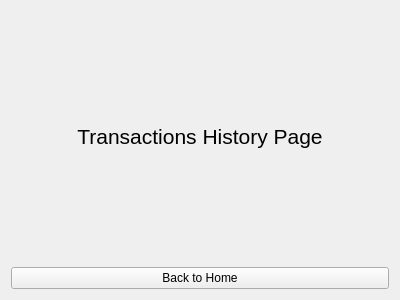
Old version of the form src/ui/views/TransactionsHistoryPage.ui in the repository IbrahimYasserM/Cashtak.
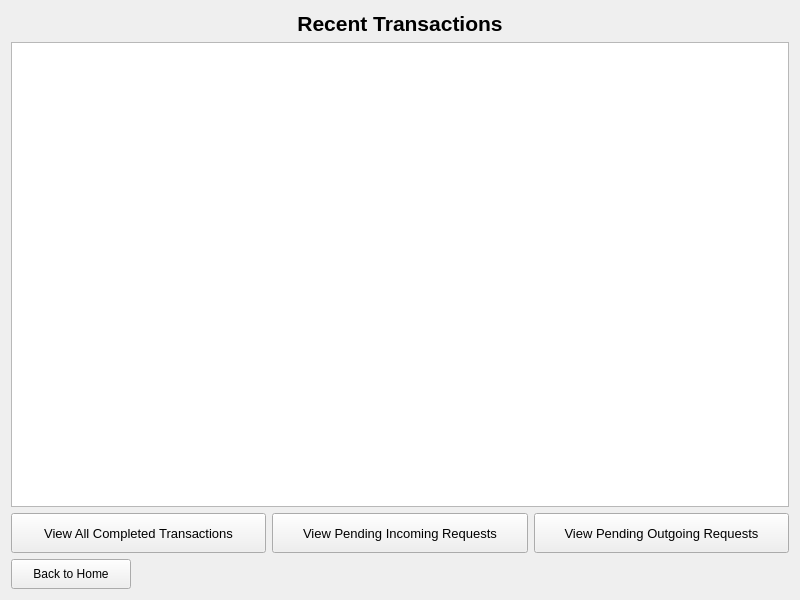
New version of the form.

Diff of the .ui file:
```diff
--- a/src/ui/views/TransactionsHistoryPage.ui
+++ b/src/ui/views/TransactionsHistoryPage.ui
@@ -6,8 +6,8 @@
    <rect>
     <x>0</x>
     <y>0</y>
-    <width>400</width>
-    <height>300</height>
+				<width>800</width>
+				<height>600</height>
    </rect>
   </property>
   <property name="windowTitle">
@@ -19,10 +19,11 @@
      <property name="font">
       <font>
        <pointsize>16</pointsize>
+							<bold>true</bold>
       </font>
      </property>
      <property name="text">
-      <string>Transactions History Page</string>
+						<string>Recent Transactions</string>
      </property>
      <property name="alignment">
       <set>Qt::AlignCenter</set>
@@ -30,12 +31,96 @@
     </widget>
    </item>
    <item>
+				<widget class="QTableWidget" name="tableWidgetTransactions"/>
+			</item>
+			<item>
+				<layout class="QHBoxLayout" name="horizontalLayout_2">
+					<item>
+						<widget class="QPushButton" name="pushButtonViewAllTransactions">
+							<property name="minimumSize">
+								<size>
+									<width>0</width>
+									<height>40</height>
+								</size>
+							</property>
+							<property name="font">
+								<font>
+									<pointsize>10</pointsize>
+								</font>
+							</property>
+							<property name="text">
+								<string>View All Completed Transactions</string>
+							</property>
+						</widget>
+					</item>
+					<item>
+						<widget class="QPushButton" name="pushButtonViewIncomingRequests">
+							<property name="minimumSize">
+								<size>
+									<width>0</width>
+									<height>40</height>
+								</size>
+							</property>
+							<property name="font">
+								<font>
+									<pointsize>10</pointsize>
+								</font>
+							</property>
+							<property name="text">
+								<string>View Pending Incoming Requests</string>
+							</property>
+						</widget>
+					</item>
+					<item>
+						<widget class="QPushButton" name="pushButtonViewOutgoingRequests">
+							<property name="minimumSize">
+								<size>
+									<width>0</width>
+									<height>40</height>
+								</size>
+							</property>
+							<property name="font">
+								<font>
+									<pointsize>10</pointsize>
+								</font>
+							</property>
+							<property name="text">
+								<string>View Pending Outgoing Requests</string>
+							</property>
+						</widget>
+					</item>
+				</layout>
+			</item>
+			<item>
+				<layout class="QHBoxLayout" name="horizontalLayout">
+					<item>
     <widget class="QPushButton" name="pushButtonBackToHome">
+							<property name="minimumSize">
+								<size>
+									<width>120</width>
+									<height>30</height>
+								</size>
+							</property>
      <property name="text">
       <string>Back to Home</string>
      </property>
     </widget>
    </item>
+					<item>
+						<spacer name="horizontalSpacer">
+							<property name="orientation">
+								<enum>Qt::Horizontal</enum>
+							</property>
+							<property name="sizeHint" stdset="0">
+								<size>
+									<width>40</width>
+									<height>20</height>
+								</size>
+							</property>
+						</spacer>
+					</item>
+				</layout>
+			</item>
   </layout>
  </widget>
  <resources/>
```
Left out of the diff: 4 changed lines with no effect on the pictures. Lines whose indentation alone changed are shown as unchanged.
